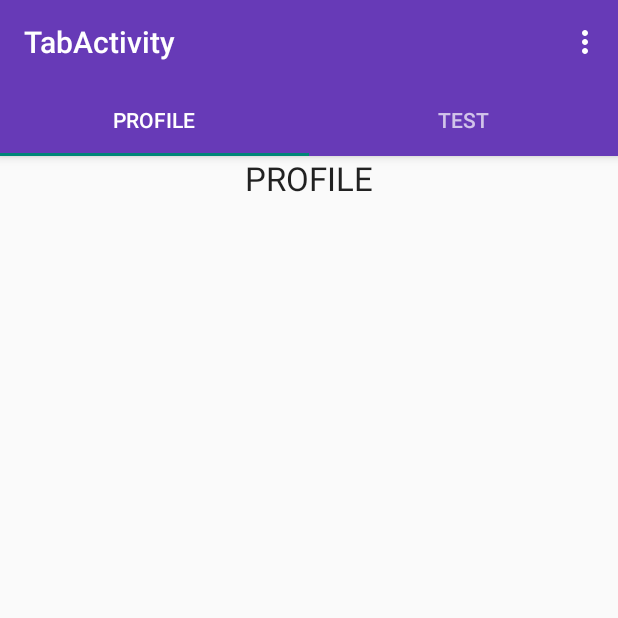
After one commit to Seholm/BGreen, an Android app: the ProfileFragment screen opened directly, with no data from a screen before it, on a phone screen of 412 x 824 dp, the top half of it. The commit adds this screen. Run offline under Robolectric (Android 15) with nearby library versions, the phone set to English and light mode, and no system bars.

Commit message:
Swipe Tabs and Login moved to MainActivity

```diff
--- /dev/null
+++ b/BGreen/app/src/main/java/com/bgreen/filips/bgreen/ProfileFragment.java
@@ -0,0 +1,28 @@
+package com.bgreen.filips.bgreen;
+
+
+import android.os.Bundle;
+import android.support.v4.app.Fragment;
+import android.view.LayoutInflater;
+import android.view.View;
+import android.view.ViewGroup;
+
+
+/**
+ * A simple {@link Fragment} subclass.
+ */
+public class ProfileFragment extends Fragment {
+
+    public ProfileFragment() {
+        // Required empty public constructor
+    }
+
+    @Override
+    public View onCreateView(LayoutInflater inflater, ViewGroup container,
+                             Bundle savedInstanceState) {
+        // Inflate the layout for this fragment
+        return inflater.inflate(R.layout.fragment_profile, container, false);
+    }
+
+
+}
--- /dev/null
+++ b/BGreen/app/src/main/java/com/bgreen/filips/bgreen/TabActivity.java
@@ -0,0 +1,61 @@
+package com.bgreen.filips.bgreen;
+
+import android.os.Bundle;
+import android.support.design.widget.TabLayout;
+import android.support.v4.view.ViewPager;
+import android.support.v7.app.AppCompatActivity;
+import android.support.v7.widget.Toolbar;
+import android.view.Menu;
+import android.view.MenuItem;
+
+public class TabActivity extends AppCompatActivity {
+
+    @Override
+    protected void onCreate(Bundle savedInstanceState) {
+        super.onCreate(savedInstanceState);
+        setContentView(R.layout.activity_tab);
+
+        final Toolbar toolbar = (Toolbar) findViewById(R.id.tab_toolbar);
+        setSupportActionBar(toolbar);
+
+        final ViewPager viewPager = (ViewPager) findViewById(R.id.tab_viewpager);
+        setupViewPager(viewPager);
+
+        TabLayout tabLayout = (TabLayout) findViewById(R.id.tab_tabs);
+        tabLayout.setupWithViewPager(viewPager);
+
+    }
+
+    private void setupViewPager(ViewPager viewPager) {
+        ViewPagerAdapter adapter = new ViewPagerAdapter(getSupportFragmentManager());
+
+        //addFrag sets a new fragment to the Tab
+
+        adapter.addFrag(new ProfileFragment(), "PROFILE");
+        adapter.addFrag(new TestFragment(), "TEST");
+        viewPager.setAdapter(adapter);
+    }
+
+    @Override
+    public boolean onCreateOptionsMenu(Menu menu) {
+
+        // Inflate the menu; this adds items to the action bar if it is present.
+        getMenuInflater().inflate(R.menu.menu_tab, menu);
+        return true;
+    }
+
+    @Override
+    public boolean onOptionsItemSelected(MenuItem item) {
+        // Handle action bar item clicks here. The action bar will
+        // automatically handle clicks on the Home/Up button, so long
+        // as you specify a parent activity in AndroidManifest.xml.
+        int id = item.getItemId();
+
+        //noinspection SimplifiableIfStatement
+        if (id == R.id.action_settings) {
+            return true;
+        }
+
+        return super.onOptionsItemSelected(item);
+    }
+}
--- /dev/null
+++ b/BGreen/app/src/main/java/com/bgreen/filips/bgreen/TestFragment.java
@@ -0,0 +1,30 @@
+package com.bgreen.filips.bgreen;
+
+
+import android.os.Bundle;
+import android.support.v4.app.Fragment;
+import android.view.LayoutInflater;
+import android.view.View;
+import android.view.ViewGroup;
+
+
+/**
+ * A simple {@link Fragment} subclass.
+ */
+public class TestFragment extends Fragment {
+
+
+    public TestFragment() {
+        // Required empty public constructor
+    }
+
+
+    @Override
+    public View onCreateView(LayoutInflater inflater, ViewGroup container,
+                             Bundle savedInstanceState) {
+        // Inflate the layout for this fragment
+        return inflater.inflate(R.layout.fragment_test, container, false);
+    }
+
+
+}
--- /dev/null
+++ b/BGreen/app/src/main/java/com/bgreen/filips/bgreen/ViewPagerAdapter.java
@@ -0,0 +1,41 @@
+package com.bgreen.filips.bgreen;
+
+import android.support.v4.app.Fragment;
+import android.support.v4.app.FragmentManager;
+import android.support.v4.app.FragmentPagerAdapter;
+
+import java.util.ArrayList;
+import java.util.List;
+
+/**
+ * Created by Albertsson on 15-09-15.
+ */
+class ViewPagerAdapter extends FragmentPagerAdapter {
+
+    private final List<Fragment> mFragmentList = new ArrayList<>();
+    private final List<String> mFragmentTitleList = new ArrayList<>();
+
+    public ViewPagerAdapter(FragmentManager manager) {
+        super(manager);
+    }
+
+    @Override
+    public Fragment getItem(int position) {
+        return mFragmentList.get(position);
+    }
+
+    @Override
+    public int getCount() {
+        return mFragmentList.size();
+    }
+
+    public void addFrag(Fragment fragment, String title) {
+        mFragmentList.add(fragment);
+        mFragmentTitleList.add(title);
+    }
+
+    @Override
+    public CharSequence getPageTitle(int position) {
+        return mFragmentTitleList.get(position);
+    }
+}
--- /dev/null
+++ b/BGreen/app/src/main/res/layout/activity_tab.xml
@@ -0,0 +1,34 @@
+<android.support.design.widget.CoordinatorLayout xmlns:android="http://schemas.android.com/apk/res/android"
+    xmlns:app="http://schemas.android.com/apk/res-auto"
+    android:layout_width="match_parent"
+    android:layout_height="match_parent">
+
+    <android.support.design.widget.AppBarLayout
+        android:layout_width="match_parent"
+        android:layout_height="wrap_content"
+        android:theme="@style/ThemeOverlay.AppCompat.Dark.ActionBar">
+
+        <android.support.v7.widget.Toolbar
+            android:id="@+id/tab_toolbar"
+            android:layout_width="match_parent"
+            android:layout_height="?attr/actionBarSize"
+            android:background="@color/primary"
+            app:layout_scrollFlags="scroll|enterAlways"
+            app:theme="@style/ThemeOverlay.AppCompat.Dark.ActionBar"
+            app:popupTheme="@style/ThemeOverlay.AppCompat.Light"/>
+
+        <android.support.design.widget.TabLayout
+            android:id="@+id/tab_tabs"
+            android:layout_width="match_parent"
+            android:layout_height="wrap_content"
+            android:background="@color/primary"/>
+
+    </android.support.design.widget.AppBarLayout>
+
+    <android.support.v4.view.ViewPager
+        android:id="@+id/tab_viewpager"
+        android:layout_width="match_parent"
+        android:layout_height="match_parent"
+        app:layout_behavior="@string/appbar_scrolling_view_behavior" />
+
+</android.support.design.widget.CoordinatorLayout>
--- /dev/null
+++ b/BGreen/app/src/main/res/layout/fragment_profile.xml
@@ -0,0 +1,14 @@
+<FrameLayout xmlns:android="http://schemas.android.com/apk/res/android"
+    xmlns:tools="http://schemas.android.com/tools" android:layout_width="match_parent"
+    android:layout_height="match_parent" tools:context="com.bgreen.filips.bgreen.ProfileFragment">
+
+    <!-- TODO: Update blank fragment layout -->
+
+    <TextView
+        android:layout_width="wrap_content"
+        android:layout_height="wrap_content"
+        android:textAppearance="?android:attr/textAppearanceLarge"
+        android:text="PROFILE"
+        android:id="@+id/profile_textView"
+        android:layout_gravity="center_horizontal|top" />
+</FrameLayout>
--- /dev/null
+++ b/BGreen/app/src/main/res/menu/menu_tab.xml
@@ -0,0 +1,7 @@
+<menu xmlns:android="http://schemas.android.com/apk/res/android"
+    xmlns:app="http://schemas.android.com/apk/res-auto"
+    xmlns:tools="http://schemas.android.com/tools"
+    tools:context="com.bgreen.filips.bgreen.TabActivity">
+    <item android:id="@+id/action_settings" android:title="@string/action_settings"
+        android:orderInCategory="100" app:showAsAction="never" />
+</menu>
--- /dev/null
+++ b/BGreen/app/src/main/res/values/colors.xml
@@ -0,0 +1,10 @@
+<?xml version="1.0" encoding="utf-8"?>
+<resources>
+
+    <color name="primary">#673ab7</color>
+    <color name="primary_dark">#512da8</color>
+    <color name="accent">#ffc400</color>
+    <color name="text_primary">#D9FFFFFF</color>
+    <color name="text_secondary">#D9000000</color>
+
+</resources>
--- a/BGreen/app/src/main/res/values/strings.xml
+++ b/BGreen/app/src/main/res/values/strings.xml
@@ -3,4 +3,8 @@
 
     <string name="hello_world">Hello world!</string>
     <string name="action_settings">Settings</string>
+    <string name="title_activity_tab">TabActivity</string>
+
+<!-- TODO: Remove or change this placeholder text -->
+    <string name="hello_blank_fragment">Hello blank fragment</string>
 </resources>
--- a/BGreen/app/src/main/res/values/styles.xml
+++ b/BGreen/app/src/main/res/values/styles.xml
@@ -5,4 +5,14 @@
         <!-- Customize your theme here. -->
     </style>
 
+    <style name="NoActionBarTheme" parent="Theme.AppCompat.Light.NoActionBar">
+        <!-- Main theme colors -->
+        <!--   your app branding color for the app bar -->
+        <item name="android:colorPrimary">@color/primary</item>
+        <!--   darker variant for the status bar and contextual app bars -->
+        <item name="android:colorPrimaryDark">@color/primary_dark</item>
+        <!--   theme UI controls like checkboxes and text fields -->
+        <item name="android:colorAccent">@color/accent</item>
+    </style>
+
 </resources>
--- a/BGreen/build.gradle
+++ b/BGreen/build.gradle
@@ -5,7 +5,7 @@ buildscript {
         jcenter()
     }
     dependencies {
-        classpath 'com.android.tools.build:gradle:1.1.0'
+        classpath 'com.android.tools.build:gradle:1.3.1'
 
         // NOTE: Do not place your application dependencies here; they belong
         // in the individual module build.gradle files
```
Also changed, not shown: BGreen/app/build.gradle (+6 -3 lines), BGreen/app/src/main/AndroidManifest.xml (+6 -2 lines), BGreen/app/src/main/java/com/bgreen/filips/bgreen/MainActivity.java (+130 -3 lines), BGreen/app/src/main/res/layout/activity_main.xml (+9 -2 lines), BGreen/app/src/main/res/layout/fragment_test.xml (added, +14 -0 lines), 1 other file.
